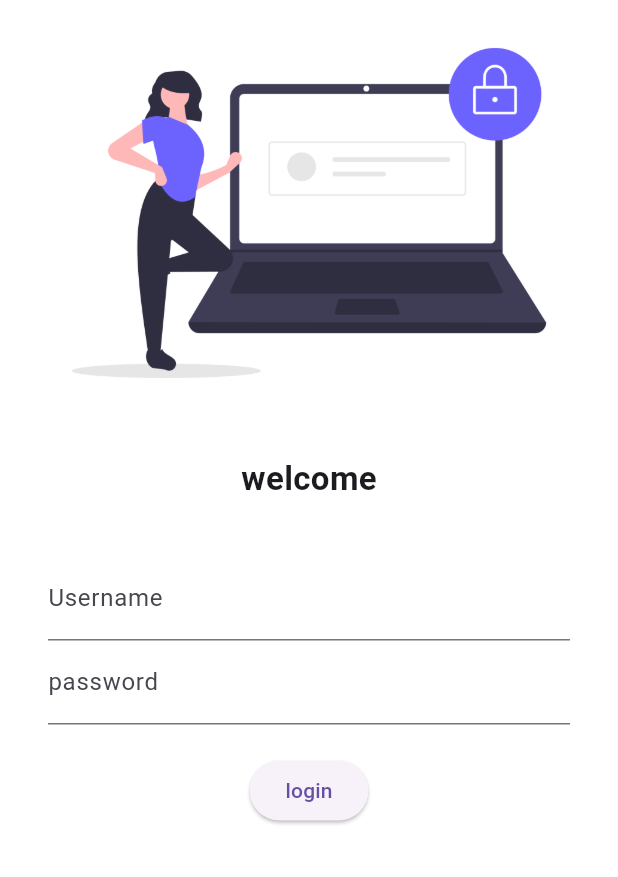
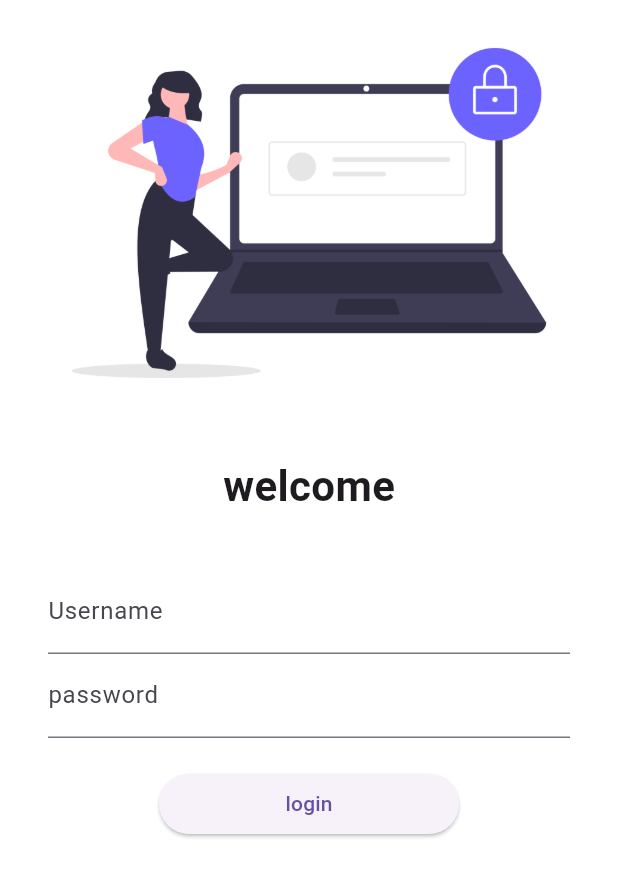
Before and after one commit to abhinavreddi/flutter, a Flutter app: the screen it shows after launch, on a phone screen of 412 x 824 dp. Shown: the top 877 px of the screen. Run offline on Flutter 3.47's test engine with Material 3 defaults, Android fonts, the phone set to English and light mode, and no system bars.

Commit message:
day6 completed

```diff
--- a/lib/Pages/login_page.dart
+++ b/lib/Pages/login_page.dart
@@ -1,6 +1,8 @@
-// ignore_for_file: prefer_const_constructors
+// ignore_for_file: prefer_const_constructors, sort_child_properties_last
 
 import 'package:flutter/material.dart';
+
+import '../utils/routes.dart';
 
 class LoginPage extends StatelessWidget {
   const LoginPage({super.key});
@@ -9,6 +11,7 @@ class LoginPage extends StatelessWidget {
   Widget build(BuildContext context) {
     return Material(
       color: Colors.white,
+      child: SingleChildScrollView(
         child: Column(
           children: [
             Image.asset(
@@ -21,7 +24,7 @@ class LoginPage extends StatelessWidget {
             Text(
               "welcome",
               style: TextStyle(
-              fontSize: 22,
+                fontSize: 28,
                 fontWeight: FontWeight.bold,
               ),
             ),
@@ -50,17 +53,18 @@ class LoginPage extends StatelessWidget {
                     height: 20.0,
                   ),
                   ElevatedButton(
+                    child: Text("login"),
+                    style: TextButton.styleFrom(minimumSize: Size(200, 40)),
                     onPressed: () {
-                    print("hiiii");
+                      Navigator.pushNamed(context, MyRoutes.homeRoute);
                     },
-                  child: Text("login"),
-                  style: TextButton.styleFrom(),
                   )
                 ],
               ),
             )
           ],
         ),
+      ),
     );
   }
 }
--- a/lib/main.dart
+++ b/lib/main.dart
@@ -2,6 +2,7 @@
 
 import 'package:flutter/material.dart';
 import 'package:flutter_application_1/Pages/login_page.dart';
+import 'package:flutter_application_1/utils/routes.dart';
 
 import 'Pages/home_page.dart';
 
@@ -20,8 +21,8 @@ class MyApp extends StatelessWidget {
       // initialRoute: "/",
       routes: {
         "/": (context) => LoginPage(),
-        "/home": (context) => Homepage(),
-        "/login": (context) => Homepage(),
+        MyRoutes.homeRoute: (context) => Homepage(),
+        MyRoutes.loginRoute: (context) => LoginPage()
       },
     );
   }
--- /dev/null
+++ b/lib/utils/routes.dart
@@ -0,0 +1,4 @@
+class MyRoutes {
+  static String loginRoute = "/login";
+  static String homeRoute = "/home";
+}
```
Lines whose indentation alone changed are shown as unchanged.
